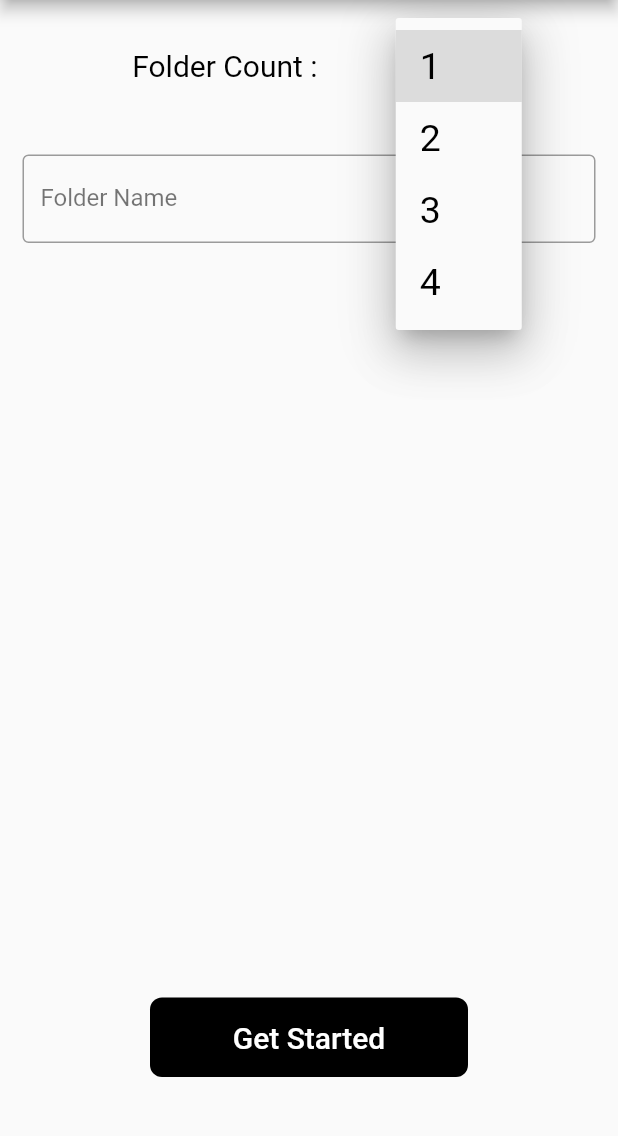
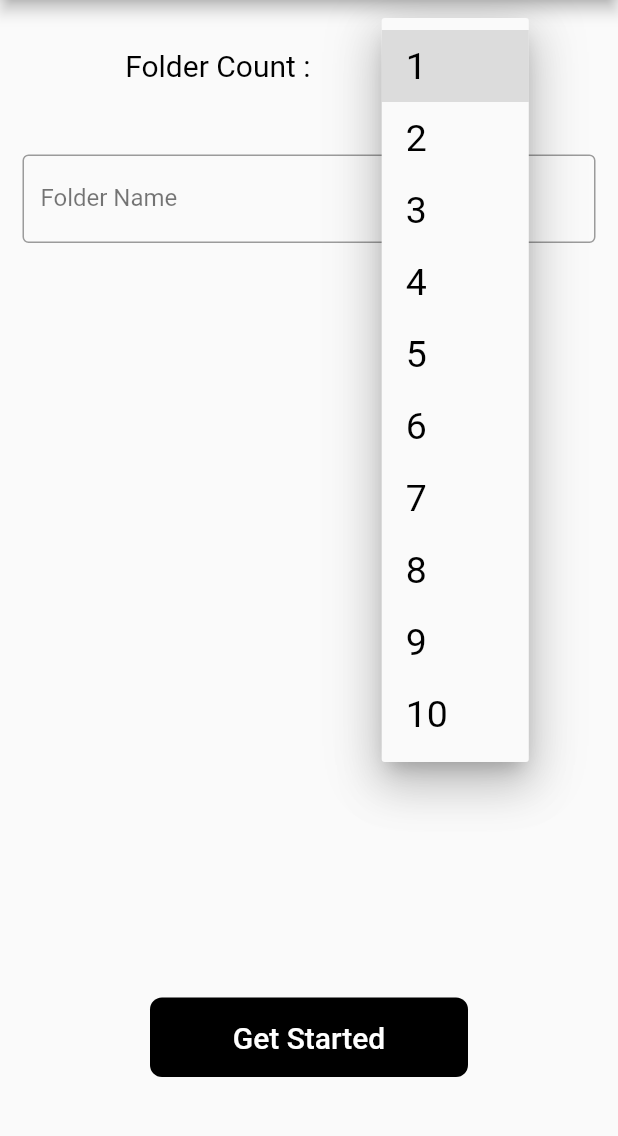
Before and after one commit to vikram0230/Image-Deck, a Flutter app: the screen it shows after launch, after a tap on an icon or button, on a phone screen of 412 x 824 dp, the part 84-1220 px from its top. Run offline on Flutter 3.47's test engine with Material 2 defaults, Android fonts, the phone set to English and light mode, and no system bars; our stand-ins replace image_picker; missing offline and left inert: directory_picker, photo_manager.

```diff
--- /dev/null
+++ b/lib/Screens/home.dart
@@ -0,0 +1,136 @@
+import 'package:flutter/material.dart';
+
+import '../Utilities/constants.dart';
+import '../Utilities/directoryOperations.dart';
+import '../Widgets/customTextField.dart';
+import 'classy.dart';
+
+class Home extends StatefulWidget {
+  static String id = '/';
+
+  @override
+  _HomeState createState() => _HomeState();
+}
+
+class _HomeState extends State<Home> {
+  List<CustomTextField> homeWidgets = [CustomTextField()];
+  String dropdownValue = '1';
+  List<String> folderNames = [];
+
+  void getTextFields(folderCount) {
+    homeWidgets = [CustomTextField()];
+    for (int i = 1; i < folderCount; i++) {
+      homeWidgets.add(CustomTextField());
+    }
+  }
+
+  @override
+  Widget build(BuildContext context) {
+    return Scaffold(
+      appBar: AppBar(
+        title: Center(
+          child: Text(
+            "Image Deck",
+            style: TextStyle(fontFamily: 'Berkshire', color: Colors.white),
+          ),
+        ),
+        backgroundColor: Colors.black,
+      ),
+      body: Column(
+        children: <Widget>[
+          Center(
+            child: Padding(
+              padding: const EdgeInsets.all(20.0),
+              child: Row(
+                mainAxisAlignment: MainAxisAlignment.spaceEvenly,
+                children: <Widget>[
+                  Text(
+                    'Folder Count :',
+                    style: TextStyle(
+                      color: Colors.black,
+                      fontSize: 20,
+                    ),
+                  ),
+                  DropdownButton<String>(
+                    value: dropdownValue,
+                    icon: Icon(Icons.arrow_drop_down),
+                    iconSize: 30,
+                    elevation: 16,
+                    style: TextStyle(
+                      color: Colors.black,
+                      fontSize: 20,
+                    ),
+                    onChanged: (String newValue) {
+                      setState(() {
+                        dropdownValue = newValue;
+                        getTextFields(int.parse(dropdownValue));
+                      });
+                    },
+                    items: <String>['1', '2', '3', '4', '5', '6', '7', '8', '9', '10']
+                        .map<DropdownMenuItem<String>>((String value) {
+                      return DropdownMenuItem<String>(
+                        value: value,
+                        child: Text(
+                          value,
+                          style: TextStyle(fontSize: 25),
+                        ),
+                      );
+                    }).toList(),
+                  ),
+                ],
+              ),
+            ),
+          ),
+          Expanded(
+            child: ListView.builder(
+                physics: BouncingScrollPhysics(),
+                itemCount: homeWidgets.length,
+                itemBuilder: (BuildContext context, int index) {
+                  return homeWidgets[index];
+                }),
+          ),
+        ],
+      ),
+      bottomNavigationBar: Padding(
+        padding: const EdgeInsets.symmetric(vertical: 50.0, horizontal: 100.0),
+        child: FlatButton(
+          padding: EdgeInsets.symmetric(vertical: 15.0, horizontal: 10.0),
+          onPressed: () async {
+            folderNames = [];
+            for (CustomTextField i in homeWidgets) {
+              folderNames.add(i.folderName);
+            }
+            print(folderNames);
+            // TODO: Show error message if null
+
+            // File System
+            DirectoryOperations.createAppDirectory();
+
+            for (String i in folderNames) {
+              DirectoryOperations.createDirectory(i);
+            }
+
+            Navigator.pushNamed(
+              context,
+              Classy.id,
+              arguments: FolderNameArguments(
+                folderNames: folderNames,
+              ),
+            );
+          },
+          color: Colors.black,
+          shape:
+              RoundedRectangleBorder(borderRadius: BorderRadius.circular(8.0)),
+          child: Text(
+            'Get Started',
+            textAlign: TextAlign.center,
+            style: TextStyle(
+              color: Colors.white,
+              fontSize: 20,
+            ),
+          ),
+        ),
+      ),
+    );
+  }
+}
--- /dev/null
+++ b/lib/Screens/splash_screen.dart
@@ -0,0 +1,62 @@
+import 'dart:async';
+
+import 'package:flutter/material.dart';
+import 'package:image_deck/Screens/home.dart';
+
+class SplashScreen extends StatefulWidget {
+  static String route = 'SplashScreen';
+
+  @override
+  _SplashScreenState createState() => _SplashScreenState();
+}
+
+class _SplashScreenState extends State<SplashScreen> {
+  @override
+  void initState() {
+    super.initState();
+    Timer(Duration(seconds: 1), () {
+      Navigator.of(context).pushReplacementNamed(Home.id);
+    });
+  }
+
+  @override
+  Widget build(BuildContext context) {
+    return SafeArea(
+      child: Scaffold(
+        backgroundColor: Colors.white,
+        body: Center(
+          child: Column(
+            crossAxisAlignment: CrossAxisAlignment.center,
+            mainAxisAlignment: MainAxisAlignment.start,
+            children: <Widget>[
+              Spacer(
+                flex: 10,
+              ),
+              CircleAvatar(
+                backgroundColor: Colors.white,
+                child: new Container(
+                  child: Image.asset('assets/logo-white.jpg'),
+                ),
+                radius: 200,
+              ),
+              Spacer(
+                flex: 10,
+              ),
+              Padding(
+                padding: EdgeInsets.only(bottom: 20.0),
+                child: Text(
+                  'Made with ❤ in India',
+                  style: TextStyle(
+                    fontSize: 13,
+                    fontWeight: FontWeight.normal,
+                    color: Colors.black,
+                  ),
+                ),
+              ),
+            ],
+          ),
+        ),
+      ),
+    );
+  }
+}
--- /dev/null
+++ b/lib/Utilities/constants.dart
@@ -0,0 +1,5 @@
+class FolderNameArguments {
+  FolderNameArguments({this.folderNames});
+
+  List<String> folderNames;
+}
--- a/lib/classy.dart
+++ b/lib/classy.dart
@@ -9,7 +9,6 @@ import 'package:photo_manager/photo_manager.dart';
 import 'Widgets/folderButton.dart';
 import 'Provider/asset_provider.dart';
 import 'package:image_deck/Provider/config_provider.dart';
-import 'options.dart';
 import 'constants.dart';
 import 'dart:async';
 import 'dart:typed_data';
--- a/lib/main.dart
+++ b/lib/main.dart
@@ -1,7 +1,8 @@
 import 'package:flutter/material.dart';
-import 'home.dart';
-import 'classy.dart';
 
+import 'Screens/classy.dart';
+import 'Screens/home.dart';
+import 'Screens/splash_screen.dart';
 
 void main() => runApp(MyApp());
 
@@ -14,10 +15,12 @@ class _MyAppState extends State<MyApp> {
   @override
   Widget build(BuildContext context) {
     return MaterialApp(
-      initialRoute: Home.id,
+      debugShowCheckedModeBanner: false,
+      initialRoute: SplashScreen.route,
       routes: {
-        Home.id:(context) => Home(),
-        Classy.id:(context) => Classy(),
+        Home.id: (context) => Home(),
+        Classy.id: (context) => Classy(),
+        SplashScreen.route: (context) => SplashScreen()
       },
     );
   }
--- a/pubspec.yaml
+++ b/pubspec.yaml
@@ -24,7 +24,6 @@ dependencies:
   # Use with the CupertinoIcons class for iOS style icons.
   cupertino_icons: ^0.1.2
   image_picker: ^0.6.4
-#  photo_view: 0.9.2
   path_provider: 1.6.7
   directory_picker: 1.0.0
   photo_manager: 0.5.0
@@ -46,8 +45,8 @@ flutter:
   uses-material-design: true
 
   # To add assets to your application, add an assets section, like this:
-  # assets:
-  #  - images/a_dot_burr.jpeg
+  assets:
+    - assets/
   #  - images/a_dot_ham.jpeg
 
   # An image asset can refer to one or more resolution-specific "variants", see
```
Also changed, not shown: lib/Screens/classy.dart (added, +154 -0 lines), lib/Utilities/directoryOperations.dart (added, +65 -0 lines), lib/Widgets/customTextField.dart (+9 -15 lines), lib/Widgets/folderButton.dart (+21 -3 lines), lib/options.dart (deleted, +0 -58 lines), assets/appstore.png (added), assets/logo-white.jpg (added), assets/playstore.png (added), pubspec.lock, 21 other files.
